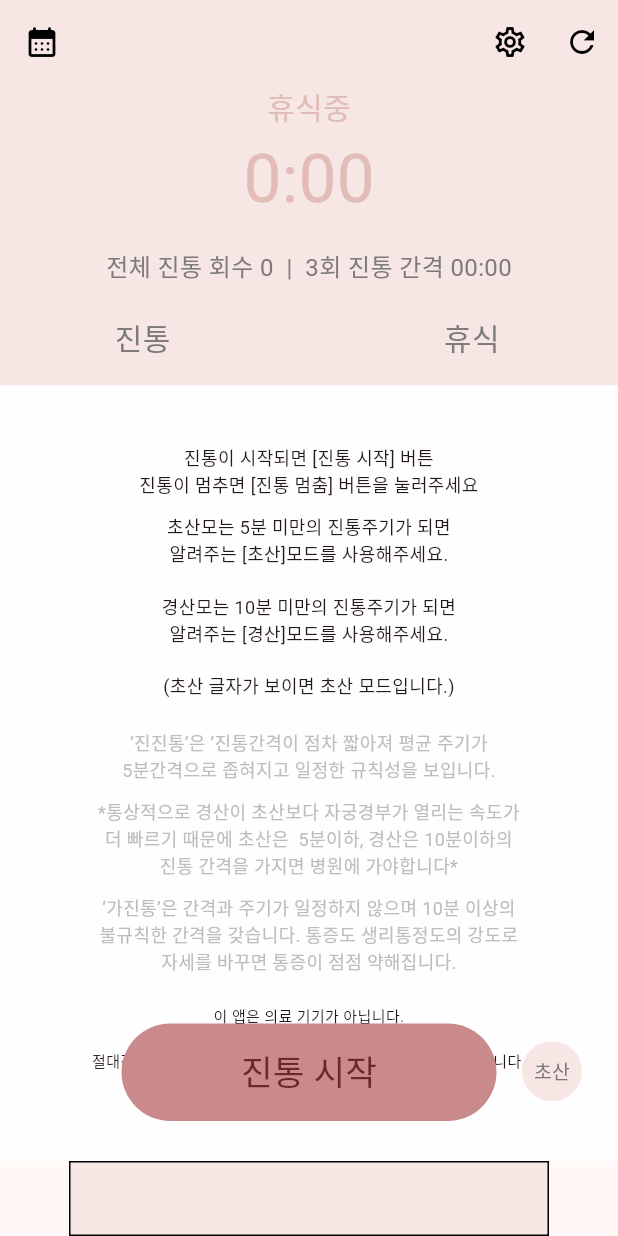
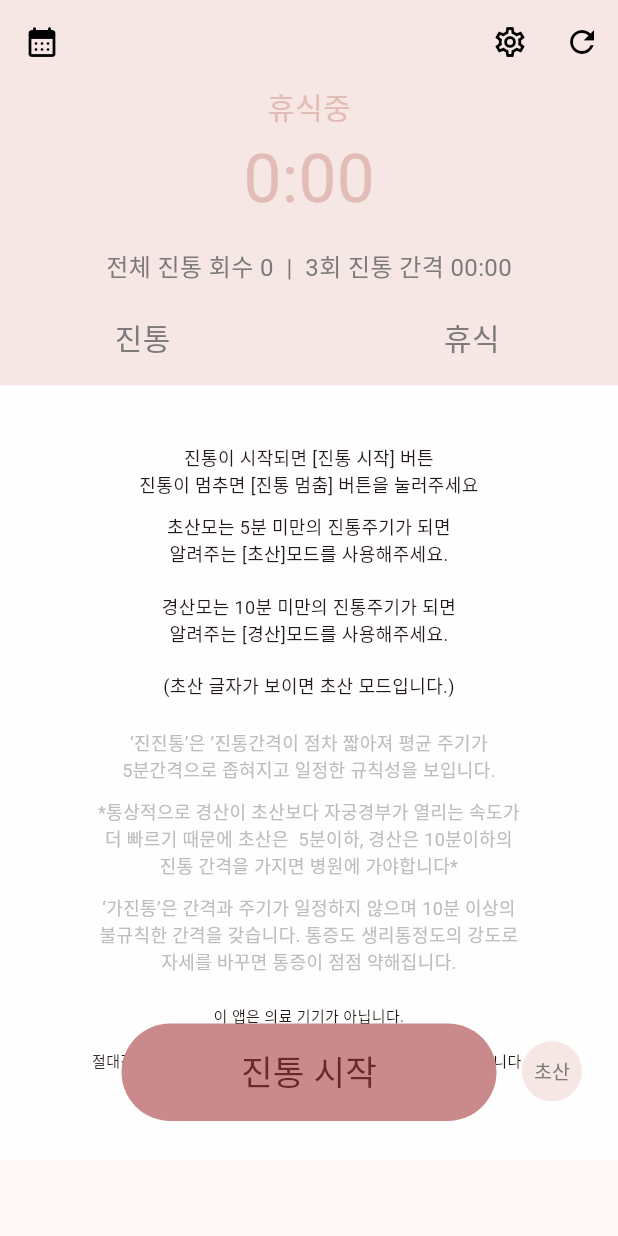
Before and after one commit to doanddo-bsh/easydeliverywatch, a Flutter app: the MyMainPageBody screen opened directly, on a phone screen of 412 x 824 dp. Run offline on Flutter 3.47's test engine with Material 3 defaults, Android fonts, the phone set to English and light mode, and no system bars; drawn by our look-alikes of auto_size_text, google_mobile_ads; our stand-ins replace flutter_screenutil, flutter_spinkit, sqflite, table_calendar; missing offline and left inert: app_tracking_transparency, async_preferences; accounts and stored records are empty; network calls fail.

Commit message:
컬러 변경 중...

```diff
--- a/lib/module/color_def.dart
+++ b/lib/module/color_def.dart
@@ -8,19 +8,21 @@ import 'package:flutter/material.dart';
 // 진통 기록 페이지 앱바 백그라운드
 // 디테일 기록 보기 페이지 윗부분 앱바 및 기록 배경
 // 디테일 기록 보기 페이지 아래 listtile 왼쪽 숫자 동그라미 배경
-const Color color1 = Color(0xFFF6E6E4);  // 3=>1
+const Color color1 = Color(0xFFF6E6E4);
 const Color color2 = Color(0xFFE2BCB7);
-const Color color3 = Color(0xFFCA8A8B); // 5=>3
-const Color color4 = Color(0xFF7C7A7A); //전반 적인 글씨색 (연한 회색) ( 6 => 4)
-const Color color5 = Color(0xFF692929); //가장 큰 진통 시간 글씨색
-const Color color6 = Color(0xFFFFc98b); // 1=>6안씀...
-const Color color7 = Color(0xFFFFb284); // 2=> 7 안씀
-const Color color8 = Color(0xFFE3E0E0); // 다 른 날을 표시하는 동그라미 색깔 4=>8
-const Color color9 = Color(0xFFEEEDED); //아래칸 색깔 =>7=>9
-const Color color10 = Colors.white70 ; // basic listtile container color
-Color color11 = Colors.grey[400] ?? Colors.grey; // basic divider
+const Color color3 = Color(0xFFCA8A8B);
+const Color color4 = Color(0xFF7C7A7A);
+const Color color5 = Color(0xFF692929);
+const Color color6 = Color(0xFFFFc98b);
+const Color color7 = Color(0xFFFFb284);
+const Color color8 = Color(0xFFE3E0E0);
+const Color color9 = Color(0xFFEEEDED);
+const Color color10 = Colors.white70 ;
+Color color11 = Colors.grey[400] ?? Colors.grey;
 
-const Color color1Dark = Color(0xFF201A19);  // 3=>1
+const Color color1Dark = Color(0xFF201A19);
+
+
 
 
 
--- a/lib/pageOption_1_basic/basic_myMainPage_body.dart
+++ b/lib/pageOption_1_basic/basic_myMainPage_body.dart
@@ -21,7 +21,7 @@ Widget basicMyMainPageBody(
           children: [
             Container(
               height: 30,
-              decoration: BoxDecoration(color: Theme.of(context).colorScheme.primary),
+              decoration: BoxDecoration(color: getColorFinal(context, color1, color1Dark)),
               width: double.infinity,
               child: Center(
                   child:Text(timer.hurt? '진통중' : '휴식중'
@@ -36,7 +36,7 @@ Widget basicMyMainPageBody(
             ),
             Container(
               height: 65,
-              decoration: BoxDecoration(color: Theme.of(context).colorScheme.primary),
+              decoration: BoxDecoration(color: getColorFinal(context, color1, color1Dark)),
               width: double.infinity,
               child: Center(
                   child:AutoSizeText(
@@ -54,10 +54,10 @@ Widget basicMyMainPageBody(
             ),
             Container(
               height: 15,
-              color: Theme.of(context).colorScheme.primary,
+              color: getColorFinal(context, color1, color1Dark),
             ),
             Container(
-              decoration: BoxDecoration(color: Theme.of(context).colorScheme.primary),
+              decoration: BoxDecoration(color: getColorFinal(context, color1, color1Dark)),
               width: double.infinity,
               child: Center(
                   child:Text(hurtAvgFnc(lapTime)
@@ -69,10 +69,10 @@ Widget basicMyMainPageBody(
             ),
             Container(
               height: 20,
-              color: Theme.of(context).colorScheme.primary,
+              color: getColorFinal(context, color1, color1Dark),
             ),
             Container(
-                decoration: BoxDecoration(color: Theme.of(context).colorScheme.primary),
+                decoration: BoxDecoration(color: getColorFinal(context, color1, color1Dark)),
                 width: double.infinity,
                 child: Row(
                   mainAxisAlignment: MainAxisAlignment.center,
@@ -113,7 +113,7 @@ Widget basicMyMainPageBody(
             ),
             Container(
               height: 18,
-              color: Theme.of(context).colorScheme.primary,
+              color: getColorFinal(context, color1, color1Dark),
             ),
             Divider(
               height: 1.0,
@@ -250,10 +250,10 @@ Widget basicMyMainPageBody(
             ),
             Container(
               // color: Theme.of(context).colorScheme.primary,
-              decoration: BoxDecoration(
-                color: Theme.of(context).colorScheme.primary, // 원하는 배경 색상 지정
-                border: Border.all(color: Colors.black), // 테두리 추가 (선택 사항)
-              ),
+              // decoration: BoxDecoration(
+              //   color: getColorFinal(context, color1, color1Dark), // 원하는 배경 색상 지정
+              //   // border: Border.all(color: Colors.black), // 테두리 추가 (선택 사항)
+              // ),
               alignment: Alignment.center,
               width: _banner!.size.width.toDouble(),
               height: _banner!.size.height.toDouble(),
```
